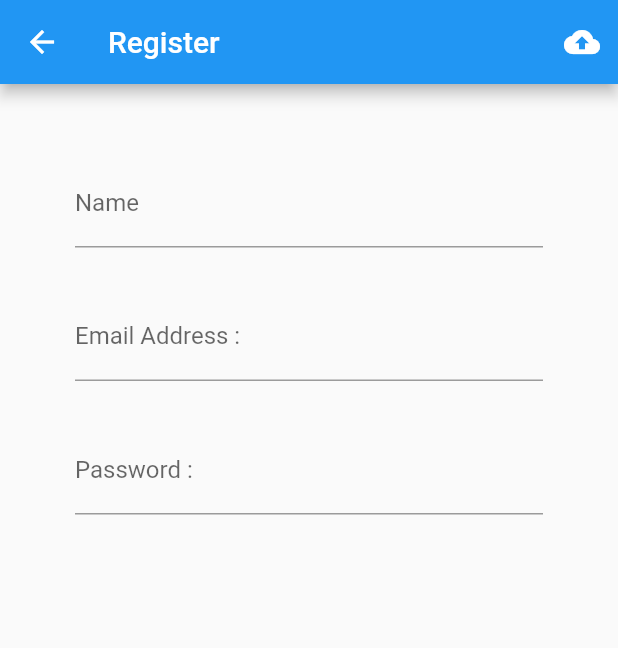
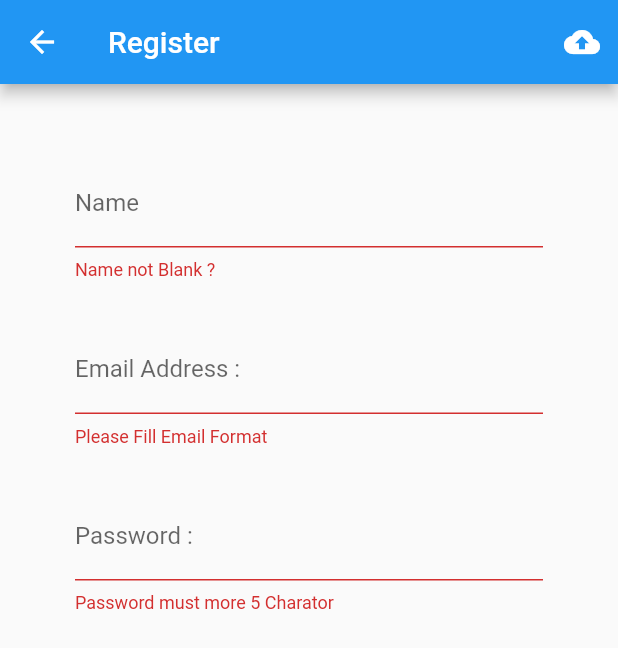
Before and after one commit to KunsiyaMint/sun_authen, a Flutter app: the Register screen opened directly, after a tap on the "cloud upload" icon, on a phone screen of 412 x 824 dp. Shown: the top 648 px of the screen. Run offline on Flutter 3.47's test engine with Material 2 defaults, Android fonts, the phone set to English and light mode, and no system bars.

Commit message:
get 3 string

```diff
--- a/lib/screens/register.dart
+++ b/lib/screens/register.dart
@@ -9,6 +9,11 @@ class Register extends StatefulWidget {
 }
 
 class _RegisterState extends State<Register> {
+  final formKey = GlobalKey<FormState>();
+  String nameString = '';
+  String emailString = '';
+  String passwordString = '';
+
   @override
   Widget build(BuildContext context) {
     return Scaffold(
@@ -16,15 +21,17 @@ class _RegisterState extends State<Register> {
           actions: <Widget>[
             IconButton(
               tooltip: 'Upload To Server',
-            icon: Icon(Icons.cloud_upload),onPressed: (){
-                 print('You Click Upload');
-
+              icon: Icon(Icons.cloud_upload),
+              onPressed: () {
+                uploadToServer();
               },
             )
           ],
           title: Text('Register'),
         ),
-      body: ListView(
+        body: Form(
+          key: formKey,
+          child: ListView(
             children: <Widget>[
               Container(
                 margin: EdgeInsets.only(left: 50.0, right: 50.0, top: 50.0),
@@ -40,25 +47,59 @@ class _RegisterState extends State<Register> {
               )
             ],
           ),
-    );
+        ));
   }
+
+  void uploadToServer() {
+    print('You Click Upload');
+    // formKey.currentState.reset();
+    print(formKey.currentState.validate());
+    formKey.currentState.save();
+    print('Name = $nameString,emali = $emailString,password = $passwordString');
   }
 
   Widget nameTextField() {
     return TextFormField(
       decoration: InputDecoration(labelText: 'Name', hintText: 'Name Only'),
+      validator: (String value) {
+        if (value.length == 0) {
+          return 'Name not Blank ?';
+        }
+      },
+      onSaved: (String name) {
+        nameString = name;
+      },
     );
   }
 
   Widget emailTextField() {
     return TextFormField(
-    decoration:
-        InputDecoration(labelText: 'Email Address :', hintText: 'you@abc.com'),
+      decoration: InputDecoration(
+          labelText: 'Email Address :', hintText: 'you@abc.com'),
+      validator: (String email) {
+        if (!email.contains('@')) {
+          return 'Please Fill Email Format';
+        }
+      },
+      onSaved: (String email) {
+        emailString = email;
+      },
     );
   }
 
   Widget passwordTextField() {
     return TextFormField(
-    decoration: InputDecoration(labelText: 'Password :', hintText: 'password'),
+      obscureText: true,
+      decoration:
+          InputDecoration(labelText: 'Password :', hintText: 'password'),
+      validator: (String password) {
+        if (password.length <= 5) {
+          return 'Password must more 5 Charator';
+        }
+      },
+      onSaved: (String password) {
+        passwordString = password;
+      },
     );
   }
+} //_RegisterState Class
```
Lines whose indentation alone changed are shown as unchanged.
